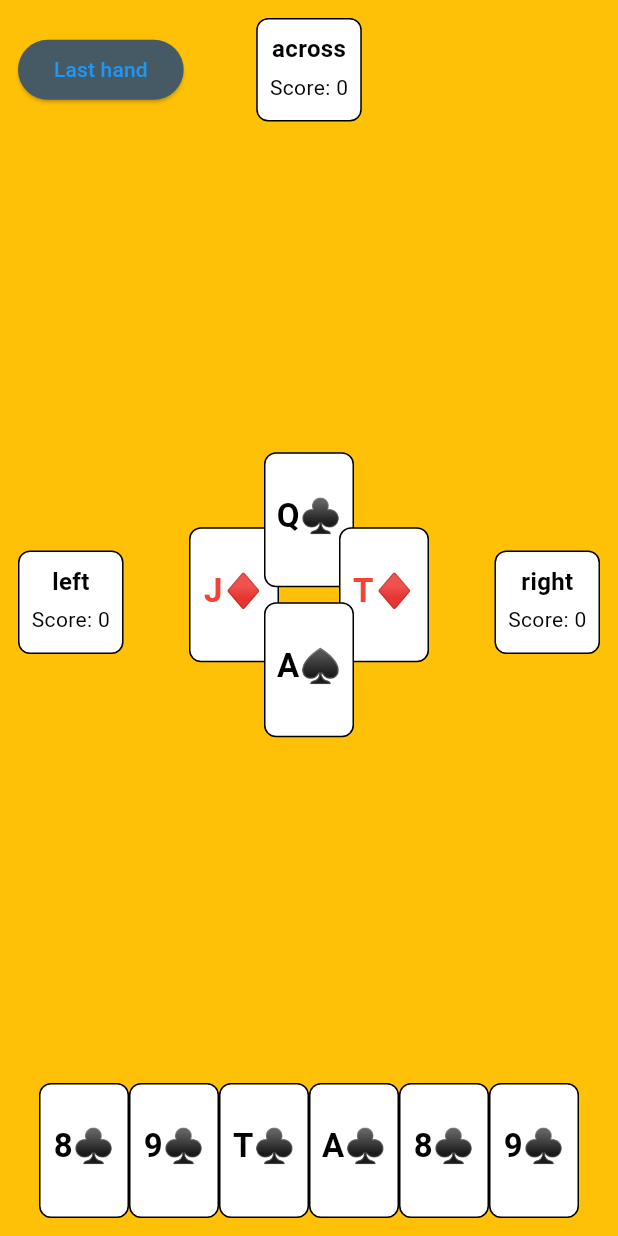
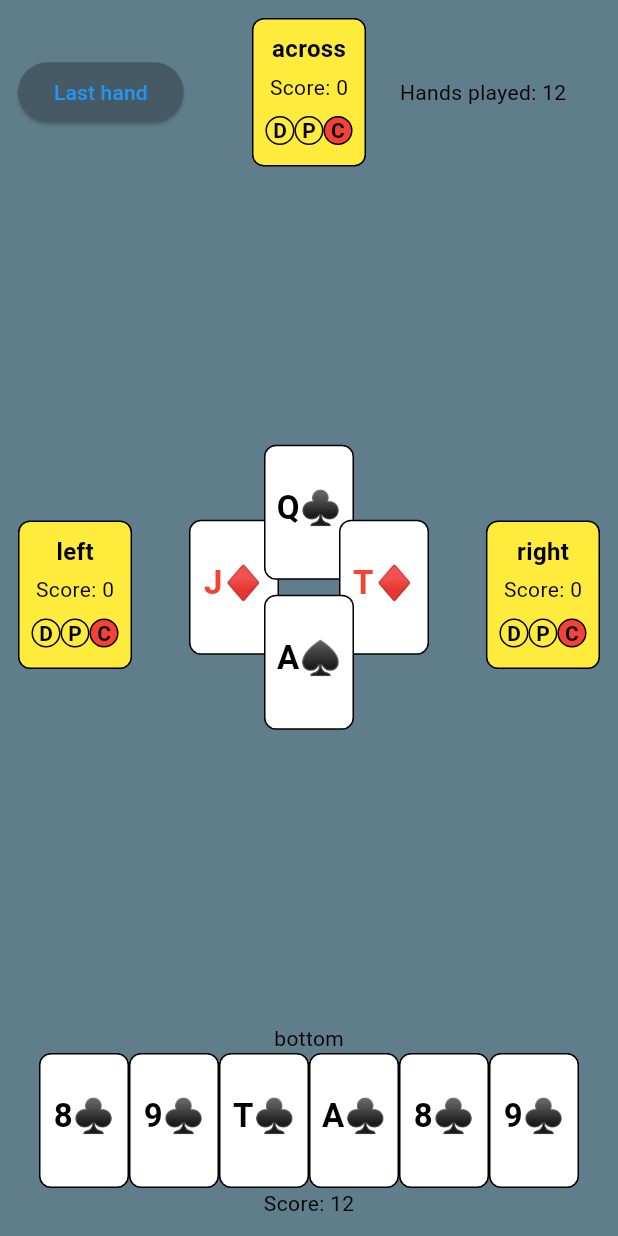
Before and after one commit to justinleebehnke/sheephead-club-client, a Flutter app: the screen it shows after launch, on a phone screen of 412 x 824 dp. Run offline on Flutter 3.47's test engine with Material 3 defaults, Android fonts, the phone set to English and light mode, and no system bars; Roboto replaces fonts that are missing (Hind, Montserrat).

Commit message:
Fix layout

```diff
--- a/lib/game_board_page.dart
+++ b/lib/game_board_page.dart
@@ -17,10 +17,9 @@ class GameBoard extends StatelessWidget {
   @override
   Widget build(BuildContext context) {
     return Scaffold(
-      backgroundColor: Colors.redAccent,
       body: Container(
         padding: const EdgeInsets.all(12),
-        decoration: const BoxDecoration(color: Colors.amber),
+        decoration: const BoxDecoration(color: Colors.blueGrey),
         child: Column(
             mainAxisAlignment: MainAxisAlignment.spaceBetween,
             children: [
@@ -36,15 +35,19 @@ class GameBoard extends StatelessWidget {
                           print(
                               'User has chosen to leave after the current hand.');
                         },
-                        child: Text('Last hand'),
+                        child: const Text('Last hand'),
                       ),
                     ),
                   ),
                   Container(
-                    alignment: Alignment.topLeft,
-                    child: Expanded(flex: 1, child: playerWidgets[1]),
+                      alignment: Alignment.topLeft, child: playerWidgets[1]),
+                  Expanded(
+                    flex: 1,
+                    child: Container(
+                      alignment: Alignment.topCenter,
+                      child: const Text('Hands played: 12'),
                     ),
-                  const Expanded(flex: 1, child: SizedBox(width: 1.0))
+                  )
                 ],
               ),
               Row(
@@ -58,7 +61,10 @@ class GameBoard extends StatelessWidget {
                   playerWidgets[2],
                 ],
               ),
-              const Row(mainAxisAlignment: MainAxisAlignment.center, children: [
+              const Column(
+                children: [
+                  Text('bottom'),
+                  Row(mainAxisAlignment: MainAxisAlignment.center, children: [
                     CardWidget('8C'),
                     CardWidget('9C'),
                     CardWidget('TC'),
@@ -66,6 +72,9 @@ class GameBoard extends StatelessWidget {
                     CardWidget('8C'),
                     CardWidget('9C'),
                   ]),
+                  Text('Score: 12')
+                ],
+              )
             ]),
       ),
     );
--- a/lib/main.dart
+++ b/lib/main.dart
@@ -58,24 +58,24 @@ class MyApp extends StatelessWidget {
             PlayerWidget(
                 username: 'left',
                 score: 0,
-                isDealer: false,
-                isPicker: false,
-                isTheirTurn: false,
-                isChopped: false),
+                isDealer: true,
+                isPicker: true,
+                isTheirTurn: true,
+                isChopped: true),
             PlayerWidget(
                 username: 'across',
                 score: 0,
-                isDealer: false,
-                isPicker: false,
-                isTheirTurn: false,
-                isChopped: false),
+                isDealer: true,
+                isPicker: true,
+                isTheirTurn: true,
+                isChopped: true),
             PlayerWidget(
                 username: 'right',
                 score: 0,
-                isDealer: false,
-                isPicker: false,
-                isTheirTurn: false,
-                isChopped: false),
+                isDealer: true,
+                isPicker: true,
+                isTheirTurn: true,
+                isChopped: true),
           ],
           isWaitingForPlayers: false,
         ));
--- /dev/null
+++ b/lib/widgets/table_surface_widget.dart
@@ -0,0 +1,3 @@
+  //  Matrix4 matrix = Matrix4.identity();
+  //   matrix.setEntry(3, 2, 0.001);
+  //   matrix.rotateX(-0.5);
```
Lines whose indentation alone changed are shown as unchanged.
